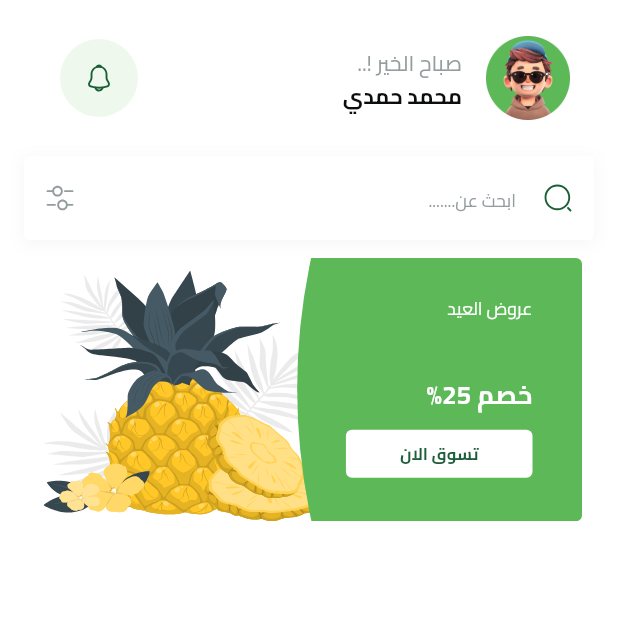
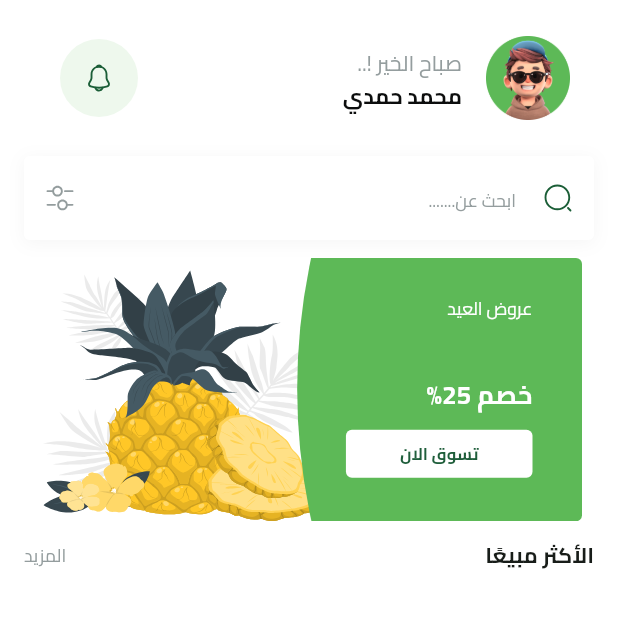
Before and after one commit to moohamed154/fruits_hub, a Flutter app: the HomeView screen opened by its route, on a phone screen of 412 x 824 dp, the top half of it. Run offline on Flutter 3.47's test engine with Material 3 defaults, Android fonts, the phone set to English and light mode, and no system bars; our stand-ins replace bloc, cloud_firestore, dartz, dots_indicator, firebase_auth, firebase_core and 8 more; missing offline and left inert: flutter_facebook_auth; accounts and stored records are empty.

Commit message:
Add BestSellingHeader widget to HomeViewBody for enhanced product visibility

```diff
--- /dev/null
+++ b/lib/features/home/presentation/views/widgets/best_selling_header.dart
@@ -0,0 +1,27 @@
+import 'package:flutter/material.dart';
+import 'package:fruits_hub/core/utils/app_text_styles.dart';
+
+class BestSellingHeader extends StatelessWidget {
+  const BestSellingHeader({super.key});
+
+  @override
+  Widget build(BuildContext context) {
+    return Row(
+      children: [
+        Text(
+          'الأكثر مبيعًا',
+          textAlign: TextAlign.right,
+          style: TextStyles.bold16(context),
+        ),
+        Spacer(),
+        Text(
+          'المزيد',
+          textAlign: TextAlign.center,
+          style: TextStyles.regular13(context).copyWith(
+            color: const Color(0xFF949D9E),
+          ),
+        ),
+      ],
+    );
+  }
+}
--- a/lib/features/home/presentation/views/widgets/home_view_body.dart
+++ b/lib/features/home/presentation/views/widgets/home_view_body.dart
@@ -1,6 +1,7 @@
 import 'package:flutter/material.dart';
 import 'package:fruits_hub/constants.dart';
 import 'package:fruits_hub/core/widgets/serach_text_field.dart';
+import 'package:fruits_hub/features/home/presentation/views/widgets/best_selling_header.dart';
 import 'package:fruits_hub/features/home/presentation/views/widgets/custom_home_app_bar.dart';
 import 'package:fruits_hub/features/home/presentation/views/widgets/featured_list.dart';
 
@@ -28,6 +29,10 @@ class HomeViewBody extends StatelessWidget {
                   height: 12,
                 ),
                 FeaturedList(),
+                SizedBox(
+                  height: 12,
+                ),
+                BestSellingHeader(),
               ],
             ),
           ),
```
